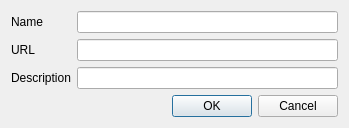
First picture: the form in Tools/quadcontrol/DockWindows/AddConnectionDialog.ui, repository thomask77/drquad32, before the edit.
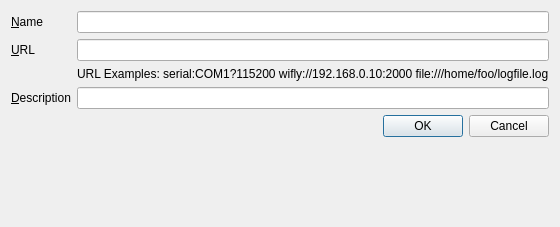
Second picture: the form after the edit.

The edit to the form file:
```diff
--- a/Tools/quadcontrol/DockWindows/AddConnectionDialog.ui
+++ b/Tools/quadcontrol/DockWindows/AddConnectionDialog.ui
@@ -7,7 +7,7 @@
     <x>0</x>
     <y>0</y>
     <width>349</width>
-    <height>120</height>
+    <height>227</height>
    </rect>
   </property>
   <property name="windowTitle">
@@ -17,10 +17,16 @@
    <bool>true</bool>
   </property>
   <layout class="QFormLayout" name="formLayout">
+   <property name="fieldGrowthPolicy">
+    <enum>QFormLayout::AllNonFixedFieldsGrow</enum>
+   </property>
    <item row="0" column="0">
     <widget class="QLabel" name="label">
      <property name="text">
-      <string>Name</string>
+      <string>&amp;Name</string>
+     </property>
+     <property name="buddy">
+      <cstring>qle_name</cstring>
      </property>
     </widget>
    </item>
@@ -30,24 +36,37 @@
    <item row="1" column="0">
     <widget class="QLabel" name="label_2">
      <property name="text">
-      <string>URL</string>
+      <string>&amp;URL</string>
+     </property>
+     <property name="buddy">
+      <cstring>qle_url</cstring>
      </property>
     </widget>
    </item>
    <item row="1" column="1">
     <widget class="QLineEdit" name="qle_url"/>
    </item>
-   <item row="2" column="0">
-    <widget class="QLabel" name="label_3">
-     <property name="text">
-      <string>Description</string>
-     </property>
-    </widget>
-   </item>
    <item row="2" column="1">
+    <widget class="QLabel" name="label_4">
+     <property name="text">
+      <string>&lt;html&gt;&lt;head/&gt;&lt;body&gt;&lt;p&gt;URL Examples:&lt;br/&gt;serial:COM1?115200&lt;br/&gt;wifly://192.168.0.10:2000&lt;br/&gt;file:///home/foo/logfile.log&lt;/p&gt;&lt;/body&gt;&lt;/html&gt;</string>
+     </property>
+    </widget>
+   </item>
+   <item row="3" column="0">
+    <widget class="QLabel" name="label_3">
+     <property name="text">
+      <string>&amp;Description</string>
+     </property>
+     <property name="buddy">
+      <cstring>qle_desc</cstring>
+     </property>
+    </widget>
+   </item>
+   <item row="3" column="1">
     <widget class="QLineEdit" name="qle_desc"/>
    </item>
-   <item row="3" column="0" colspan="2">
+   <item row="4" column="0" colspan="2">
     <widget class="QDialogButtonBox" name="buttonBox">
      <property name="orientation">
       <enum>Qt::Horizontal</enum>
```
Left out of the diff: 8 changed lines with no effect on the pictures.
